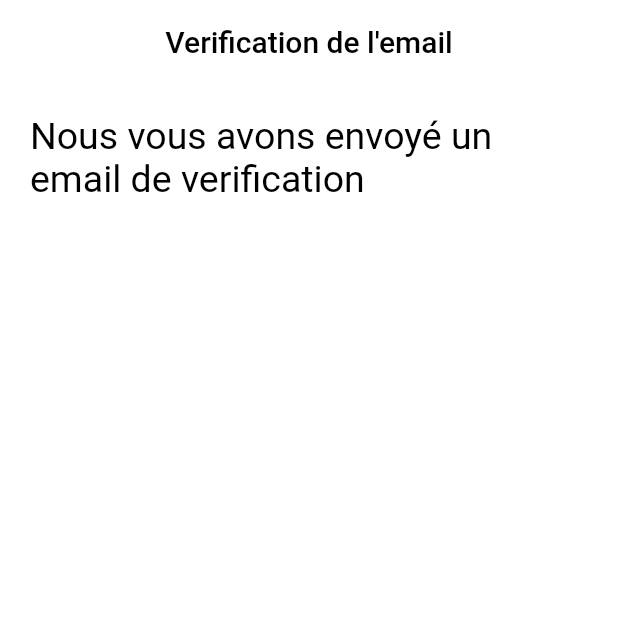
After one commit to Raoul-cpr/projet-unib, a Flutter app: the VerifyEmailPage screen opened directly, on a phone screen of 412 x 824 dp, the top half of it. The commit adds this screen. Run offline on Flutter 3.47's test engine with Material 2 defaults, Android fonts, the phone set to English and light mode, and no system bars; our stand-ins replace cloud_firestore, firebase_auth, firebase_core, font_awesome_flutter, google_fonts; accounts and stored records are empty; Roboto replaces fonts that are missing (Alef).

Commit message:
La verification par email a ete corrigé

```diff
--- a/lib/authMethods.dart
+++ b/lib/authMethods.dart
@@ -27,7 +27,7 @@ class AuthMethods {
         UserCredential cred = await _auth.createUserWithEmailAndPassword(
             email: email, password: passWord);
 
-        await sendEmailverification(context);
+        /*await sendEmailverification(context);*/
         print(cred.user!.uid);
 
         model.User user = model.User(
@@ -66,12 +66,12 @@ class AuthMethods {
   }
 
   //verification du mail
-  Future<void> sendEmailverification(BuildContext context) async {
+  /*Future<void> sendEmailverification(BuildContext context) async {
     try {
       await _auth.currentUser!.sendEmailVerification();
       showSnackBar("Le mail de érification vous a été envoyé", context);
     } catch (e) {
       e.toString();
     }
-  }
+  }*/
 }
--- a/lib/connectPage.dart
+++ b/lib/connectPage.dart
@@ -158,7 +158,7 @@ class _ConnectPageState extends State<ConnectPage> {
                             ),
                           )
                         : const Text(
-                            "Creer un compte",
+                            "Se connecter",
                             style: TextStyle(
                               fontSize: 20,
                               color: Colors.white,
--- a/lib/identifyPage.dart
+++ b/lib/identifyPage.dart
@@ -5,6 +5,7 @@ import 'package:google_fonts/google_fonts.dart';
 import 'package:unib/paged.dart';
 import 'package:unib/textfield.dart';
 import 'package:unib/utils/util.dart';
+import 'package:unib/utils/verifyEmailPage.dart';
 
 import 'authMethods.dart';
 import 'connectPage.dart';
@@ -52,7 +53,7 @@ class _IdentifyPageState extends State<IdentifyPage> {
         FirebaseAuth.instance.currentUser?.emailVerified == true*/
         ) {
       Navigator.pushReplacement(
-          context, MaterialPageRoute(builder: (context) => Paged()));
+          context, MaterialPageRoute(builder: (context) => VerifyEmailPage()));
     } else {
       showSnackBar(res, context);
     }
--- a/lib/main.dart
+++ b/lib/main.dart
@@ -9,6 +9,7 @@ import 'package:unib/connectPage.dart';
 import 'package:unib/paged.dart';
 import 'package:unib/provider/user_provider.dart';
 import 'package:unib/textfield.dart';
+import 'package:unib/utils/verifyEmailPage.dart';
 
 import 'identifyPage.dart';
 
--- a/lib/paged.dart
+++ b/lib/paged.dart
@@ -47,7 +47,7 @@ class _PagedState extends State<Paged> {
                 child: const Text("Se deconnecter"),
                 onPressed: () async {
                   Navigator.pop(context);
-                  await deconnexion();
+                  await deconnexion(context);
                 },
               )
             ],
--- a/lib/utils/util.dart
+++ b/lib/utils/util.dart
@@ -1,5 +1,6 @@
 import 'package:firebase_auth/firebase_auth.dart';
 import 'package:flutter/material.dart';
+import 'package:unib/connectPage.dart';
 
 showSnackBar(String content, BuildContext context) {
   ScaffoldMessenger.of(context).showSnackBar(
@@ -9,6 +10,8 @@ showSnackBar(String content, BuildContext context) {
   );
 }
 
-Future<void> deconnexion() async {
+Future<void> deconnexion(BuildContext context) async {
   await FirebaseAuth.instance.signOut();
+  Navigator.push(
+      context, MaterialPageRoute(builder: (context) => ConnectPage()));
 }
--- /dev/null
+++ b/lib/utils/verifyEmailPage.dart
@@ -0,0 +1,94 @@
+import 'dart:async';
+
+import 'package:firebase_auth/firebase_auth.dart';
+import 'package:flutter/material.dart';
+import 'package:google_fonts/google_fonts.dart';
+import 'package:provider/provider.dart';
+import 'package:unib/connectPage.dart';
+import 'package:unib/paged.dart';
+import 'package:unib/utils/util.dart';
+
+class VerifyEmailPage extends StatefulWidget {
+  const VerifyEmailPage({Key? key}) : super(key: key);
+
+  @override
+  State<VerifyEmailPage> createState() => _VerifyEmailPageState();
+}
+
+class _VerifyEmailPageState extends State<VerifyEmailPage> {
+  bool isVerify = false;
+  Timer? timer;
+
+  @override
+  void initState() {
+    super.initState();
+    isVerify = FirebaseAuth.instance.currentUser!.emailVerified;
+
+    if (!isVerify) {
+      sendVerificationEmail();
+      timer = Timer.periodic(
+        Duration(seconds: 3),
+        (_) => checkEmailVerification(),
+      );
+    }
+  }
+
+  @override
+  void dispose() {
+    timer?.cancel();
+    super.dispose();
+  }
+
+  Future checkEmailVerification() async {
+    await FirebaseAuth.instance.currentUser!.reload();
+    setState(() {
+      isVerify = FirebaseAuth.instance.currentUser!.emailVerified;
+    });
+    if (isVerify) timer?.cancel();
+    if (isVerify) {
+      Navigator.push(context, MaterialPageRoute(builder: (context) => Paged()));
+    }
+  }
+
+  Future sendVerificationEmail() async {
+    try {
+      final user = FirebaseAuth.instance.currentUser!;
+      user.sendEmailVerification();
+    } catch (e) {
+      showSnackBar(e.toString(), context);
+    }
+  }
+
+  @override
+  Widget build(BuildContext context) {
+    return Scaffold(
+      appBar: AppBar(
+        backgroundColor: Colors.white,
+        elevation: 0,
+        centerTitle: true,
+        title: const Text(
+          "Verification de l'email",
+          style: TextStyle(
+            color: Colors.black,
+          ),
+        ),
+      ),
+      body: Container(
+        color: Colors.white,
+        child: Column(
+          children: [
+            Container(
+              padding: const EdgeInsets.all(20),
+              child: Center(
+                child: Text(
+                  "Nous vous avons envoyé un email de verification",
+                  style: GoogleFonts.alef(fontSize: 25, color: Colors.black),
+                ),
+              ),
+            )
+          ],
+        ),
+      ),
+    );
+  }
+}
```
